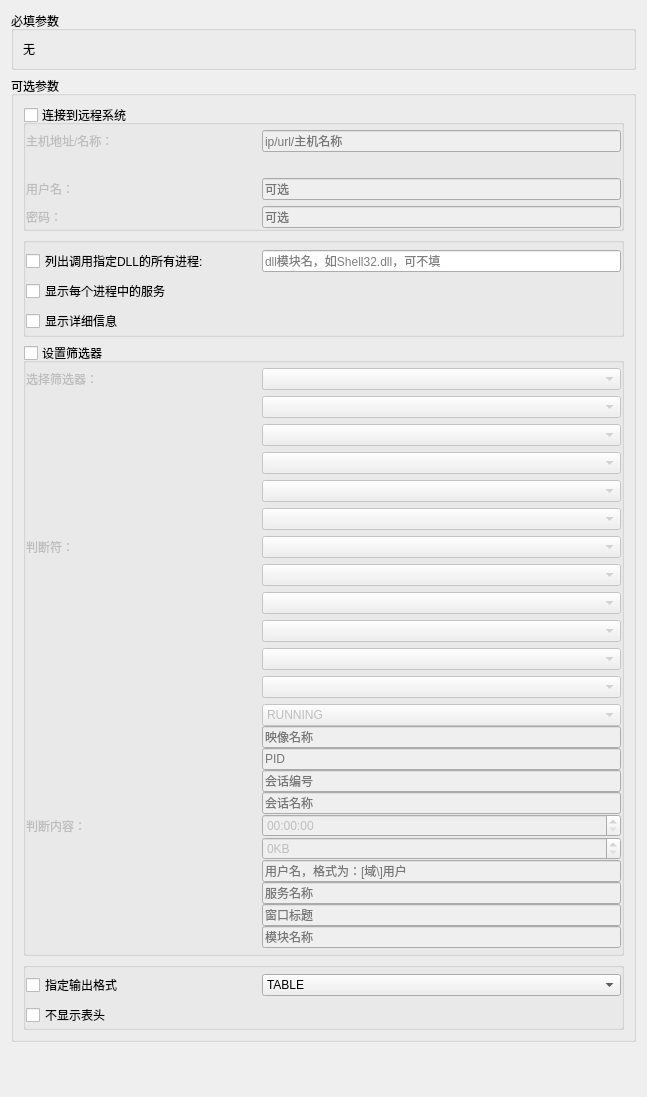
Qt form src/EasyCmd/CmdEditors/TasklistEditor.ui (doasyourself/EasyCmd) before a commit.
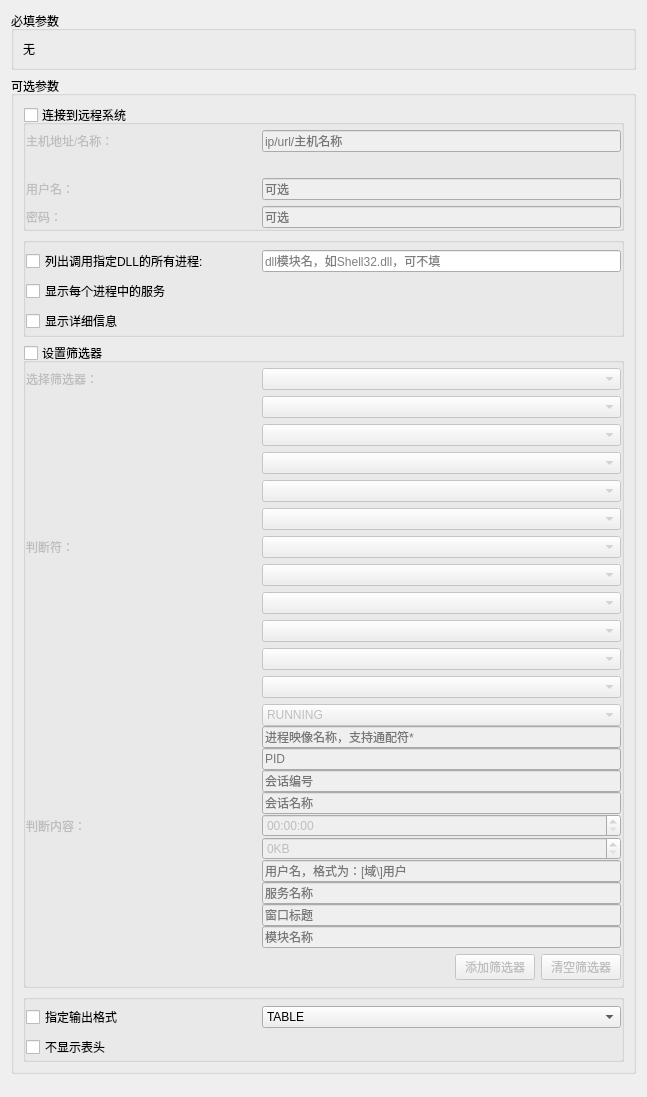
The same form after that commit.

Commit message: tasklist支持多筛选器

Diff of the .ui file:
```diff
--- a/src/EasyCmd/CmdEditors/TasklistEditor.ui
+++ b/src/EasyCmd/CmdEditors/TasklistEditor.ui
@@ -471,7 +471,7 @@
               <item>
                <widget class="QLineEdit" name="lineEdit_fiValue_imageName">
                 <property name="placeholderText">
-                 <string>映像名称</string>
+                 <string>进程映像名称，支持通配符*</string>
                 </property>
                </widget>
               </item>
@@ -556,6 +556,40 @@
            </item>
           </layout>
          </item>
+         <item>
+          <layout class="QHBoxLayout" name="horizontalLayout">
+           <property name="topMargin">
+            <number>0</number>
+           </property>
+           <item>
+            <spacer name="horizontalSpacer">
+             <property name="orientation">
+              <enum>Qt::Horizontal</enum>
+             </property>
+             <property name="sizeHint" stdset="0">
+              <size>
+               <width>40</width>
+               <height>20</height>
+              </size>
+             </property>
+            </spacer>
+           </item>
+           <item>
+            <widget class="QPushButton" name="pushButton_addFilter">
+             <property name="text">
+              <string>添加筛选器</string>
+             </property>
+            </widget>
+           </item>
+           <item>
+            <widget class="QPushButton" name="pushButton_clearFilter">
+             <property name="text">
+              <string>清空筛选器</string>
+             </property>
+            </widget>
+           </item>
+          </layout>
+         </item>
         </layout>
        </widget>
       </item>
```
The commit also changes 7 other files.
